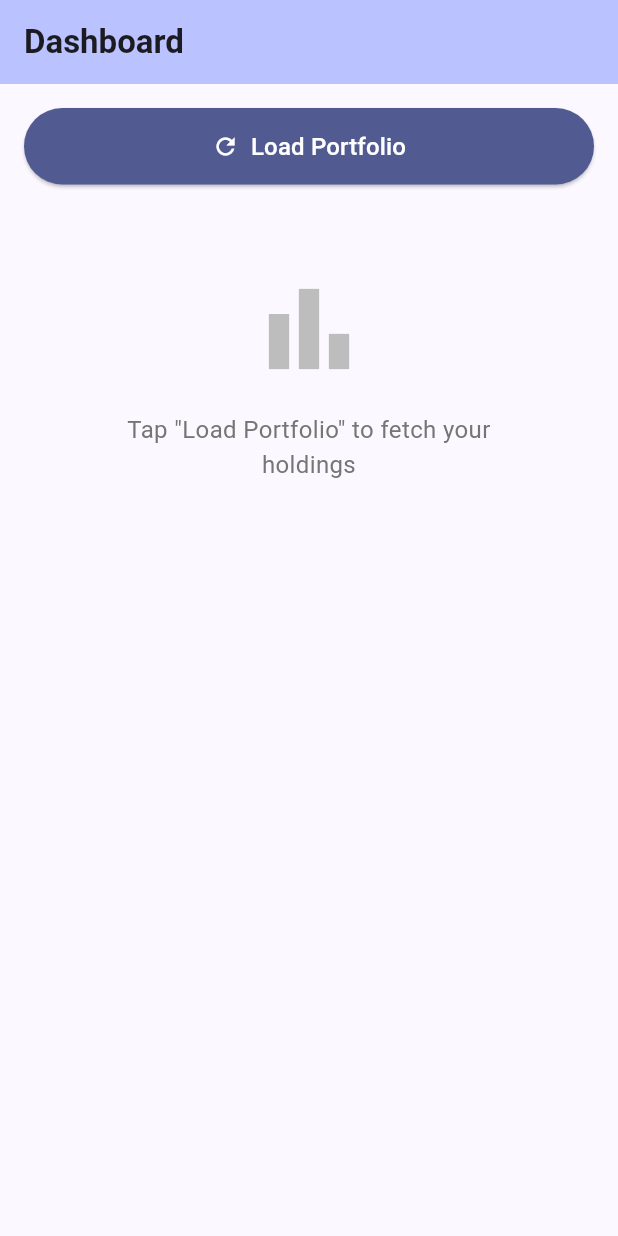
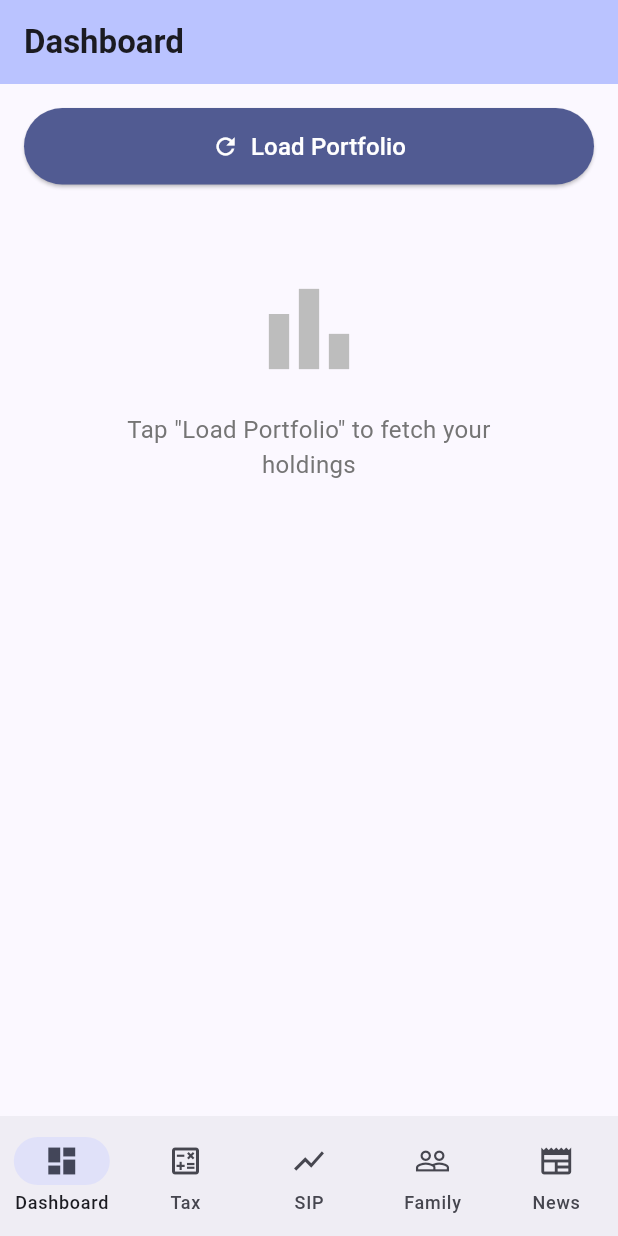
Before and after one commit to usernameisrichin/MarketTrends, a Flutter app: the screen it shows after launch, on a phone screen of 412 x 824 dp. Run offline on Flutter 3.47's test engine with Material 3 defaults, Android fonts, the phone set to English and light mode, and no system bars; our stand-ins replace fl_chart; network calls fail.

Commit message:
refactor: wire all routes into main.py and add BottomNav to Flutter
api/main.py v3:
  - Registers 6 routers: portfolio, family, tax, sip, news, realtime
  - Root / endpoint lists all available endpoints for discoverability

app/lib/main.dart:
  - HomeScreen with Material 3 NavigationBar (5 tabs)
  - IndexedStack keeps all screens alive (no reload on tab switch)
  - Tabs: Dashboard | Tax | SIP | Family | News

```diff
--- a/app/lib/main.dart
+++ b/app/lib/main.dart
@@ -1,20 +1,25 @@
 // ============================================================
-// main.dart — App Entry Point
+// main.dart — App Entry Point + Bottom Navigation
 // ============================================================
 //
-// This file stays intentionally minimal.
-// It just boots the app and points to the dashboard screen.
-// All other logic lives in features/ and core/.
+// Navigation structure:
+//   Tab 0 → Dashboard    (portfolio summary + heatmap)
+//   Tab 1 → Tax          (capital gains estimator)
+//   Tab 2 → SIP          (rupee-cost averaging backtester)
+//   Tab 3 → Family       (aggregated family net worth)
+//   Tab 4 → News         (headlines + sentiment)
 // ============================================================
 
 import 'package:flutter/material.dart';
 import 'core/theme/app_theme.dart';
 import 'features/dashboard/screens/dashboard_screen.dart';
+import 'features/tax/screens/tax_screen.dart';
+import 'features/sip/screens/sip_screen.dart';
+import 'features/family/screens/family_screen.dart';
+import 'features/news/screens/news_screen.dart';
 
 
-void main() {
-  runApp(const MarketApp());
-}
+void main() => runApp(const MarketApp());
 
 
 class MarketApp extends StatelessWidget {
@@ -23,12 +28,77 @@ class MarketApp extends StatelessWidget {
   @override
   Widget build(BuildContext context) {
     return MaterialApp(
-      title: 'Market — Portfolio Dashboard',
+      title:                   'Market — Portfolio Dashboard',
       debugShowCheckedModeBanner: false,
-      // Theme is now defined in core/theme/app_theme.dart
-      theme: AppTheme.lightTheme,
-      // Entry screen is the dashboard
-      home: const DashboardScreen(),
+      theme:                   AppTheme.lightTheme,
+      home:                    const HomeScreen(),
     );
   }
 }
+
+
+/// HomeScreen holds the BottomNavigationBar and swaps content
+/// based on the selected tab.  IndexedStack keeps all screens
+/// alive in memory so they don't reload when switching tabs.
+class HomeScreen extends StatefulWidget {
+  const HomeScreen({super.key});
+  @override
+  State<HomeScreen> createState() => _HomeScreenState();
+}
+
+class _HomeScreenState extends State<HomeScreen> {
+  int _currentIndex = 0;
+
+  // Screens instantiated once — IndexedStack keeps them alive
+  static const _screens = [
+    DashboardScreen(),
+    TaxScreen(),
+    SipScreen(),
+    FamilyScreen(),
+    NewsScreen(),
+  ];
+
+  @override
+  Widget build(BuildContext context) {
+    return Scaffold(
+      // IndexedStack: only the child at [_currentIndex] is visible,
+      // but ALL children stay in the widget tree (no state loss on tab switch)
+      body: IndexedStack(
+        index: _currentIndex,
+        children: _screens,
+      ),
+
+      bottomNavigationBar: NavigationBar(
+        selectedIndex: _currentIndex,
+        onDestinationSelected: (i) => setState(() => _currentIndex = i),
+        destinations: const [
+          NavigationDestination(
+            icon:  Icon(Icons.dashboard_outlined),
+            selectedIcon: Icon(Icons.dashboard),
+            label: 'Dashboard',
+          ),
+          NavigationDestination(
+            icon:  Icon(Icons.calculate_outlined),
+            selectedIcon: Icon(Icons.calculate),
+            label: 'Tax',
+          ),
+          NavigationDestination(
+            icon:  Icon(Icons.show_chart_outlined),
+            selectedIcon: Icon(Icons.show_chart),
+            label: 'SIP',
+          ),
+          NavigationDestination(
+            icon:  Icon(Icons.people_outline),
+            selectedIcon: Icon(Icons.people),
+            label: 'Family',
+          ),
+          NavigationDestination(
+            icon:  Icon(Icons.newspaper_outlined),
+            selectedIcon: Icon(Icons.newspaper),
+            label: 'News',
+          ),
+        ],
+      ),
+    );
+  }
+}
```
Also changed, not shown: 1 other file.
